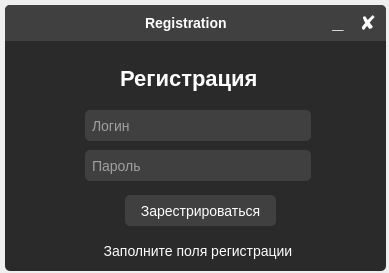
Before: the Qt Designer form window_register/window_registration.ui in b0shka/selling_apps, drawn with Qt 5.
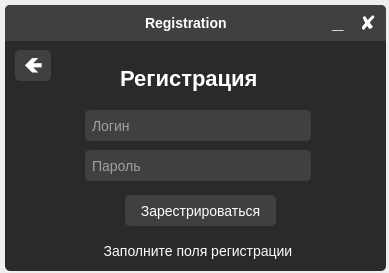
After: the same form once the commit is applied.

```diff
--- a/window_register/window_registration.ui
+++ b/window_register/window_registration.ui
@@ -313,6 +313,38 @@
      <bool>true</bool>
     </property>
    </widget>
+   <widget class="QPushButton" name="pushButton_2">
+    <property name="geometry">
+     <rect>
+      <x>10</x>
+      <y>45</y>
+      <width>36</width>
+      <height>31</height>
+     </rect>
+    </property>
+    <property name="font">
+     <font>
+      <pointsize>-1</pointsize>
+      <weight>75</weight>
+      <bold>true</bold>
+     </font>
+    </property>
+    <property name="styleSheet">
+     <string notr="true">QPushButton {
+	padding-top: 5px;
+	font-size: 22px;
+	color: white;
+	background-color: #404040;
+	border-radius: 5px;
+}
+QPushButton::hover {
+	background-color: #949494;
+}</string>
+    </property>
+    <property name="text">
+     <string>🡸</string>
+    </property>
+   </widget>
   </widget>
  </widget>
  <resources/>
```
Left out of the diff: 4 changed lines with no effect on the pictures.
